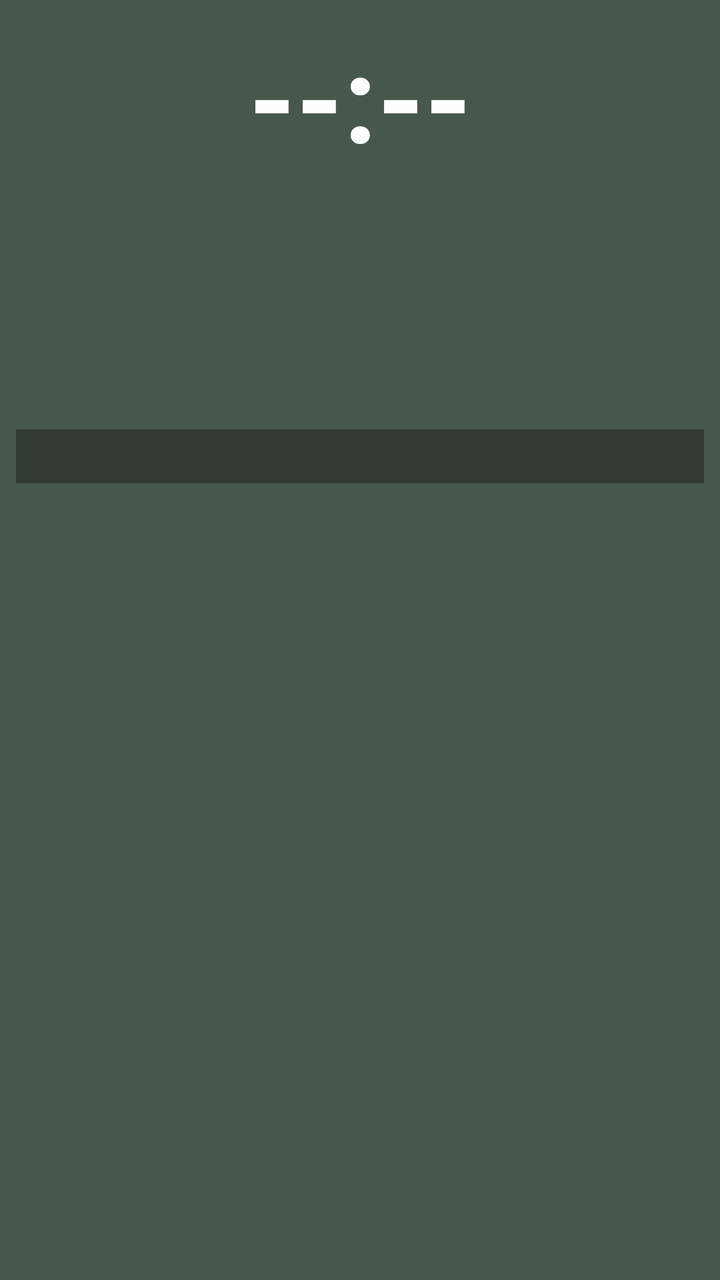
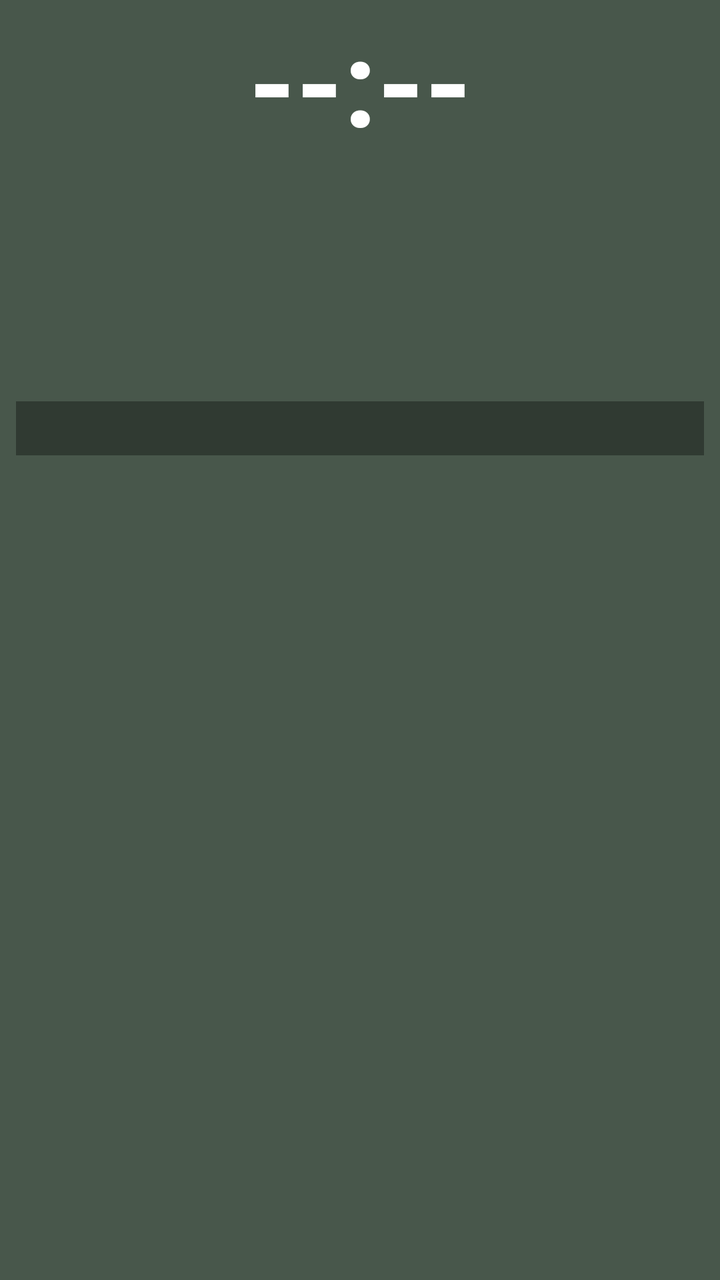

Screens rendered from an Android XML layout before and after an edit, with the pre-edit source and the edit as a unified diff.
<!-- AndroidManifest.xml: fallback theme Theme.MaterialComponents.DayNight.NoActionBar -->
<!-- res/layout/prayer_widget_layout.xml -->
<?xml version="1.0" encoding="utf-8"?>
<LinearLayout xmlns:android="http://schemas.android.com/apk/res/android"
    android:layout_width="match_parent"
    android:layout_height="match_parent"
    android:orientation="vertical"
    android:background="@drawable/widget_background"
    android:padding="8dp">

    
    <TextView
        android:id="@+id/widget_time"
        android:layout_width="match_parent"
        android:layout_height="wrap_content"
        android:text="--:--"
        android:textColor="#FFFFFF"
        android:textSize="60sp"
        android:textStyle="bold"
        android:lineSpacingMultiplier="0.85"
        android:gravity="center" />

    
    <LinearLayout
        android:layout_width="match_parent"
        android:layout_height="wrap_content"
        android:orientation="horizontal"
        android:gravity="center_vertical">

        <TextView
            android:id="@+id/widget_day"
            android:layout_width="0dp"
            android:layout_height="wrap_content"
            android:layout_weight="3"
            android:text=""
            android:textColor="#FFFFFF"
            android:textSize="25sp"
            android:textStyle="bold"
            android:singleLine="true"
            android:ellipsize="end" />

        <TextView
            android:id="@+id/widget_weather"
            android:layout_width="0dp"
            android:layout_height="wrap_content"
            android:layout_weight="4"
            android:text=""
            android:textColor="#80DEEA"
            android:textSize="13sp"
            android:textStyle="bold"
            android:gravity="end"
            android:singleLine="true"
            android:ellipsize="start" />

    </LinearLayout>

    
    <LinearLayout
        android:layout_width="match_parent"
        android:layout_height="wrap_content"
        android:layout_marginTop="6dp"
        android:orientation="horizontal">

        
        <LinearLayout
            android:layout_width="0dp"
            android:layout_height="wrap_content"
            android:layout_weight="1"
            android:orientation="vertical">

            <TextView
                android:id="@+id/widget_gregorian"
                android:layout_width="wrap_content"
                android:layout_height="wrap_content"
                android:text=""
                android:textColor="#E0E0E0"
                android:textSize="16sp"
                android:textStyle="bold" />

            <TextView
                android:id="@+id/widget_hijri"
                android:layout_width="wrap_content"
                android:layout_height="wrap_content"
                android:layout_marginTop="3dp"
                android:text=""
                android:textColor="#FFD54F"
                android:textSize="15sp"
                android:textStyle="bold" />

            <TextView
                android:id="@+id/widget_bangla_date"
                android:layout_width="wrap_content"
                android:layout_height="wrap_content"
                android:layout_marginTop="3dp"
                android:text=""
                android:textColor="#80DEEA"
                android:textSize="15sp"
                android:textStyle="bold" />

        </LinearLayout>

        
        <LinearLayout
            android:layout_width="0dp"
            android:layout_height="wrap_content"
            android:layout_weight="1"
            android:orientation="vertical">

            <TextView
                android:id="@+id/widget_sunrise"
                android:layout_width="wrap_content"
                android:layout_height="wrap_content"
                android:text=""
                android:textColor="#FFD54F"
                android:textSize="14sp"
                android:textStyle="bold" />

            <TextView
                android:id="@+id/widget_sunset"
                android:layout_width="wrap_content"
                android:layout_height="wrap_content"
                android:layout_marginTop="2dp"
                android:text=""
                android:textColor="#FFD54F"
                android:textSize="14sp"
                android:textStyle="bold" />

            <TextView
                android:id="@+id/widget_sehri"
                android:layout_width="wrap_content"
                android:layout_height="wrap_content"
                android:layout_marginTop="2dp"
                android:text=""
                android:textColor="#00E676"
                android:textSize="14sp"
                android:textStyle="bold" />

            <TextView
                android:id="@+id/widget_iftar"
                android:layout_width="wrap_content"
                android:layout_height="wrap_content"
                android:layout_marginTop="2dp"
                android:text=""
                android:textColor="#00E676"
                android:textSize="14sp"
                android:textStyle="bold" />

        </LinearLayout>
    </LinearLayout>

    
    <TextView
        android:id="@+id/widget_alert"
        android:layout_width="match_parent"
        android:layout_height="wrap_content"
        android:layout_marginTop="5dp"
        android:paddingTop="4dp"
        android:paddingBottom="4dp"
        android:paddingStart="0dp"
        android:paddingEnd="0dp"
        android:background="#55000000"
        android:text=""
        android:textColor="#FFD54F"
        android:textSize="14sp"
        android:textStyle="bold"
        android:gravity="center"
        android:singleLine="true"
        android:ellipsize="end" />

</LinearLayout>
<!-- resources referenced by this layout -->
<resources>
  <!-- drawable widget_background (drawable) -->
  <?xml version="1.0" encoding="utf-8"?>
  <shape xmlns:android="http://schemas.android.com/apk/res/android"
      android:shape="rectangle">
      <solid android:color="#CC1B2E1F" />
  </shape>
</resources>

<!-- the commit's change to res/layout/prayer_widget_layout.xml (unified diff, before → after) -->
@@ -15,7 +15,8 @@
         android:textColor="#FFFFFF"
         android:textSize="60sp"
         android:textStyle="bold"
-        android:lineSpacingMultiplier="0.85"
+        android:lineSpacingMultiplier="0.8"
+        android:includeFontPadding="false"
         android:gravity="center" />
 
     
@@ -34,6 +35,7 @@
             android:textColor="#FFFFFF"
             android:textSize="25sp"
             android:textStyle="bold"
+            android:includeFontPadding="false"
             android:singleLine="true"
             android:ellipsize="end" />
 
